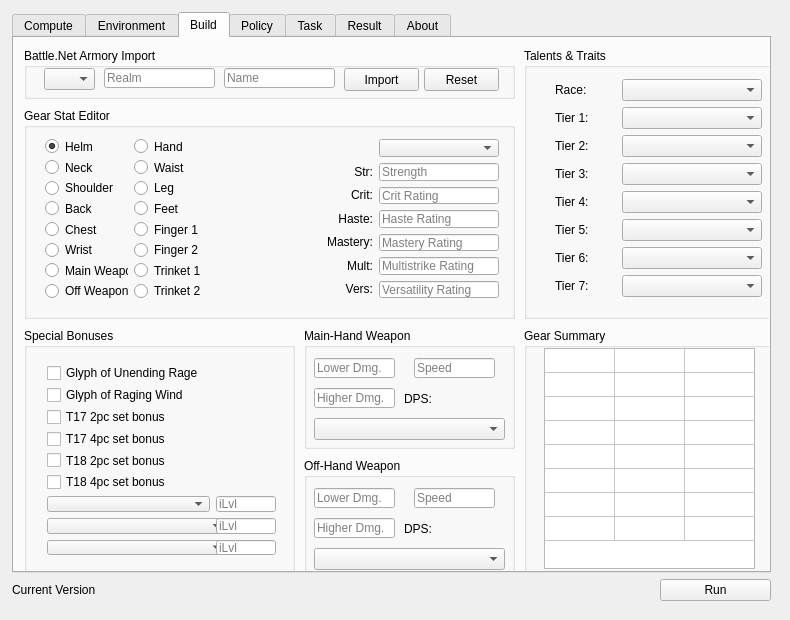
First picture: the form in ic/gic.ui, repository AeanSR/irecore2, before the edit.
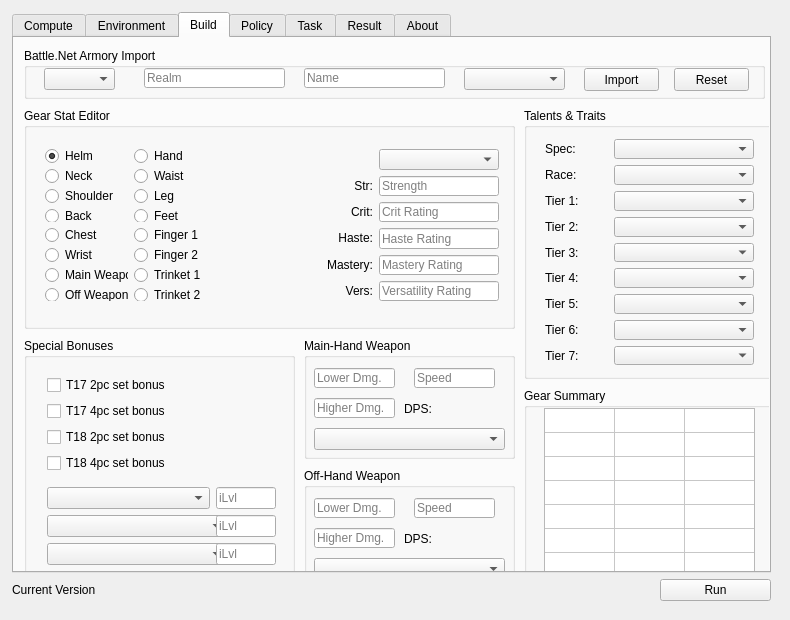
Second picture: the form after the edit. The open tabs and pages were chosen to show the change. Icons and pictures are not drawn.

```diff
--- a/ic/gic.ui
+++ b/ic/gic.ui
@@ -661,7 +661,7 @@
           <rect>
            <x>10</x>
            <y>10</y>
-           <width>491</width>
+           <width>741</width>
            <height>51</height>
           </rect>
          </property>
@@ -673,7 +673,7 @@
            <rect>
             <x>20</x>
             <y>20</y>
-            <width>51</width>
+            <width>71</width>
             <height>22</height>
            </rect>
           </property>
@@ -681,7 +681,7 @@
          <widget class="QPushButton" name="btnImport">
           <property name="geometry">
            <rect>
-            <x>320</x>
+            <x>560</x>
             <y>20</y>
             <width>75</width>
             <height>23</height>
@@ -694,9 +694,9 @@
          <widget class="QLineEdit" name="txtRealm">
           <property name="geometry">
            <rect>
-            <x>80</x>
+            <x>120</x>
             <y>20</y>
-            <width>111</width>
+            <width>141</width>
             <height>20</height>
            </rect>
           </property>
@@ -707,9 +707,9 @@
          <widget class="QLineEdit" name="txtCharacter">
           <property name="geometry">
            <rect>
-            <x>200</x>
+            <x>280</x>
             <y>20</y>
-            <width>111</width>
+            <width>141</width>
             <height>20</height>
            </rect>
           </property>
@@ -717,10 +717,20 @@
            <string>Name</string>
           </property>
          </widget>
+         <widget class="QComboBox" name="comboImportActive">
+          <property name="geometry">
+           <rect>
+            <x>440</x>
+            <y>20</y>
+            <width>101</width>
+            <height>22</height>
+           </rect>
+          </property>
+         </widget>
          <widget class="QPushButton" name="btnResetBuild">
           <property name="geometry">
            <rect>
-            <x>400</x>
+            <x>650</x>
             <y>20</y>
             <width>75</width>
             <height>23</height>
@@ -737,7 +747,7 @@
            <x>10</x>
            <y>70</y>
            <width>491</width>
-           <height>211</height>
+           <height>221</height>
           </rect>
          </property>
          <property name="title">
@@ -747,9 +757,9 @@
           <property name="geometry">
            <rect>
             <x>10</x>
-            <y>20</y>
+            <y>30</y>
             <width>476</width>
-            <height>181</height>
+            <height>174</height>
            </rect>
           </property>
           <layout class="QHBoxLayout" name="horizontalLayout_9">
@@ -939,16 +949,6 @@
                </property>
               </widget>
              </item>
-             <item>
-              <widget class="QLabel" name="label_30">
-               <property name="text">
-                <string>Mult:</string>
-               </property>
-               <property name="alignment">
-                <set>Qt::AlignRight|Qt::AlignTrailing|Qt::AlignVCenter</set>
-               </property>
-              </widget>
-             </item>
              <item>
               <widget class="QLabel" name="label_31">
                <property name="text">
@@ -1055,25 +1055,6 @@
                </property>
               </widget>
              </item>
-             <item>
-              <widget class="QLineEdit" name="txtItemMult">
-               <property name="minimumSize">
-                <size>
-                 <width>120</width>
-                 <height>0</height>
-                </size>
-               </property>
-               <property name="maximumSize">
-                <size>
-                 <width>120</width>
-                 <height>16777215</height>
-                </size>
-               </property>
-               <property name="placeholderText">
-                <string>Multistrike Rating</string>
-               </property>
-              </widget>
-             </item>
              <item>
               <widget class="QLineEdit" name="txtItemVers">
                <property name="minimumSize">
@@ -1102,7 +1083,7 @@
          <property name="geometry">
           <rect>
            <x>10</x>
-           <y>290</y>
+           <y>300</y>
            <width>271</width>
            <height>251</height>
           </rect>
@@ -1120,20 +1101,6 @@
            </rect>
           </property>
           <layout class="QVBoxLayout" name="verticalLayout_8">
-           <item>
-            <widget class="QCheckBox" name="checkGlyphOfUnendingRage">
-             <property name="text">
-              <string>Glyph of Unending Rage</string>
-             </property>
-            </widget>
-           </item>
-           <item>
-            <widget class="QCheckBox" name="checkGlyphOfRagingWind">
-             <property name="text">
-              <string>Glyph of Raging Wind</string>
-             </property>
-            </widget>
-           </item>
            <item>
             <widget class="QCheckBox" name="checkT172P">
              <property name="text">
@@ -1162,6 +1129,19 @@
              </property>
             </widget>
            </item>
+           <item>
+            <spacer name="verticalSpacer_6">
+             <property name="orientation">
+              <enum>Qt::Vertical</enum>
+             </property>
+             <property name="sizeHint" stdset="0">
+              <size>
+               <width>20</width>
+               <height>40</height>
+              </size>
+             </property>
+            </spacer>
+           </item>
            <item>
             <layout class="QHBoxLayout" name="horizontalLayout_22">
              <item>
@@ -1268,7 +1248,7 @@
          <property name="geometry">
           <rect>
            <x>290</x>
-           <y>290</y>
+           <y>300</y>
            <width>211</width>
            <height>121</height>
           </rect>
@@ -1374,7 +1354,7 @@
          <property name="geometry">
           <rect>
            <x>290</x>
-           <y>420</y>
+           <y>430</y>
            <width>211</width>
            <height>121</height>
           </rect>
@@ -1480,7 +1460,7 @@
          <property name="geometry">
           <rect>
            <x>510</x>
-           <y>10</y>
+           <y>70</y>
            <width>251</width>
            <height>271</height>
           </rect>
@@ -1491,13 +1471,52 @@
          <widget class="QWidget" name="layoutWidget">
           <property name="geometry">
            <rect>
-            <x>20</x>
+            <x>10</x>
             <y>20</y>
-            <width>221</width>
-            <height>241</height>
+            <width>231</width>
+            <height>248</height>
            </rect>
           </property>
           <layout class="QVBoxLayout" name="verticalLayout_9">
+           <item>
+            <layout class="QHBoxLayout" name="horizontalLayout_32">
+             <item>
+              <widget class="QLabel" name="label_30">
+               <property name="minimumSize">
+                <size>
+                 <width>61</width>
+                 <height>0</height>
+                </size>
+               </property>
+               <property name="text">
+                <string>Spec:</string>
+               </property>
+              </widget>
+             </item>
+             <item>
+              <widget class="QComboBox" name="comboSpec">
+               <property name="sizePolicy">
+                <sizepolicy hsizetype="Fixed" vsizetype="Preferred">
+                 <horstretch>0</horstretch>
+                 <verstretch>0</verstretch>
+                </sizepolicy>
+               </property>
+               <property name="minimumSize">
+                <size>
+                 <width>140</width>
+                 <height>0</height>
+                </size>
+               </property>
+               <property name="maximumSize">
+                <size>
+                 <width>140</width>
+                 <height>16777215</height>
+                </size>
+               </property>
+              </widget>
+             </item>
+            </layout>
+           </item>
            <item>
             <layout class="QHBoxLayout" name="horizontalLayout_12">
              <item>
@@ -1515,6 +1534,12 @@
              </item>
              <item>
               <widget class="QComboBox" name="comboRace">
+               <property name="sizePolicy">
+                <sizepolicy hsizetype="Fixed" vsizetype="Preferred">
+                 <horstretch>0</horstretch>
+                 <verstretch>0</verstretch>
+                </sizepolicy>
+               </property>
                <property name="minimumSize">
                 <size>
                  <width>140</width>
@@ -1548,6 +1573,12 @@
              </item>
              <item>
               <widget class="QComboBox" name="comboTalent1">
+               <property name="sizePolicy">
+                <sizepolicy hsizetype="Fixed" vsizetype="Preferred">
+                 <horstretch>0</horstretch>
+                 <verstretch>0</verstretch>
+                </sizepolicy>
+               </property>
                <property name="minimumSize">
                 <size>
                  <width>140</width>
@@ -1581,6 +1612,12 @@
              </item>
              <item>
               <widget class="QComboBox" name="comboTalent2">
+               <property name="sizePolicy">
+                <sizepolicy hsizetype="Fixed" vsizetype="Preferred">
+                 <horstretch>0</horstretch>
+                 <verstretch>0</verstretch>
+                </sizepolicy>
+               </property>
                <property name="minimumSize">
                 <size>
                  <width>140</width>
@@ -1614,6 +1651,12 @@
              </item>
              <item>
               <widget class="QComboBox" name="comboTalent3">
+               <property name="sizePolicy">
+                <sizepolicy hsizetype="Fixed" vsizetype="Preferred">
+                 <horstretch>0</horstretch>
+                 <verstretch>0</verstretch>
+                </sizepolicy>
+               </property>
                <property name="minimumSize">
                 <size>
                  <width>140</width>
@@ -1647,6 +1690,12 @@
              </item>
              <item>
               <widget class="QComboBox" name="comboTalent4">
+               <property name="sizePolicy">
+                <sizepolicy hsizetype="Fixed" vsizetype="Preferred">
+                 <horstretch>0</horstretch>
+                 <verstretch>0</verstretch>
+                </sizepolicy>
+               </property>
                <property name="minimumSize">
                 <size>
                  <width>140</width>
@@ -1680,6 +1729,12 @@
              </item>
              <item>
               <widget class="QComboBox" name="comboTalent5">
+               <property name="sizePolicy">
+                <sizepolicy hsizetype="Fixed" vsizetype="Preferred">
+                 <horstretch>0</horstretch>
+                 <verstretch>0</verstretch>
+                </sizepolicy>
+               </property>
                <property name="minimumSize">
                 <size>
                  <width>140</width>
@@ -1713,6 +1768,12 @@
              </item>
              <item>
               <widget class="QComboBox" name="comboTalent6">
+               <property name="sizePolicy">
+                <sizepolicy hsizetype="Fixed" vsizetype="Preferred">
+                 <horstretch>0</horstretch>
+                 <verstretch>0</verstretch>
+                </sizepolicy>
+               </property>
                <property name="minimumSize">
                 <size>
                  <width>140</width>
@@ -1746,6 +1807,12 @@
              </item>
              <item>
               <widget class="QComboBox" name="comboTalent7">
+               <property name="sizePolicy">
+                <sizepolicy hsizetype="Fixed" vsizetype="Preferred">
+                 <horstretch>0</horstretch>
+                 <verstretch>0</verstretch>
+                </sizepolicy>
+               </property>
                <property name="minimumSize">
                 <size>
                  <width>140</width>
@@ -1769,9 +1836,9 @@
          <property name="geometry">
           <rect>
            <x>510</x>
-           <y>290</y>
+           <y>350</y>
            <width>251</width>
-           <height>251</height>
+           <height>201</height>
           </rect>
          </property>
          <property name="title">
@@ -1783,7 +1850,7 @@
             <x>20</x>
             <y>20</y>
             <width>211</width>
-            <height>221</height>
+            <height>171</height>
            </rect>
           </property>
           <property name="verticalScrollBarPolicy">
@@ -1793,7 +1860,7 @@
            <enum>Qt::ScrollBarAlwaysOff</enum>
           </property>
           <property name="rowCount">
-           <number>8</number>
+           <number>7</number>
           </property>
           <property name="columnCount">
            <number>3</number>
@@ -1823,7 +1890,6 @@
           <row/>
           <row/>
           <row/>
-          <row/>
           <column/>
           <column/>
           <column/>
```
Left out of the diff: 129 changed lines with no effect on the pictures.
